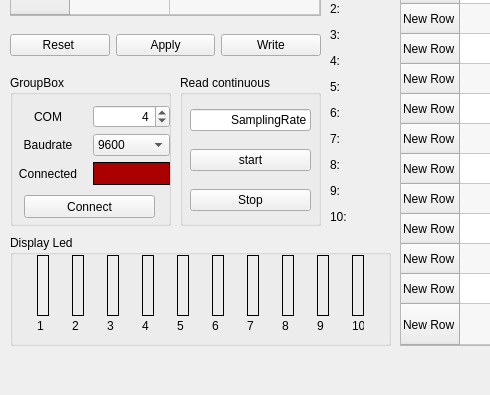
Before: the Qt Designer form Communication/ModbusRTU/GUI/modbus_gui_lite.ui in Marco-Nguyen/RobotVision, drawn with Qt 5; both pictures show x 0 to 490 and y 325 to 720 of the 640 by 720 pixel window.
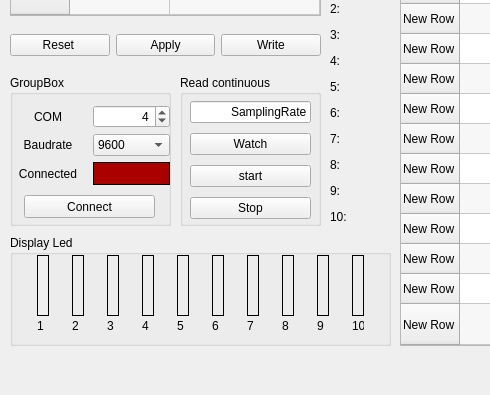
After: the same form once the commit is applied.

```diff
--- a/Communication/ModbusRTU/GUI/modbus_gui_lite.ui
+++ b/Communication/ModbusRTU/GUI/modbus_gui_lite.ui
@@ -749,6 +749,13 @@
          </property>
         </widget>
        </item>
+       <item>
+        <widget class="QPushButton" name="Watch">
+         <property name="text">
+          <string>Watch</string>
+         </property>
+        </widget>
+       </item>
        <item>
         <widget class="QPushButton" name="startReading">
          <property name="sizePolicy">
```
